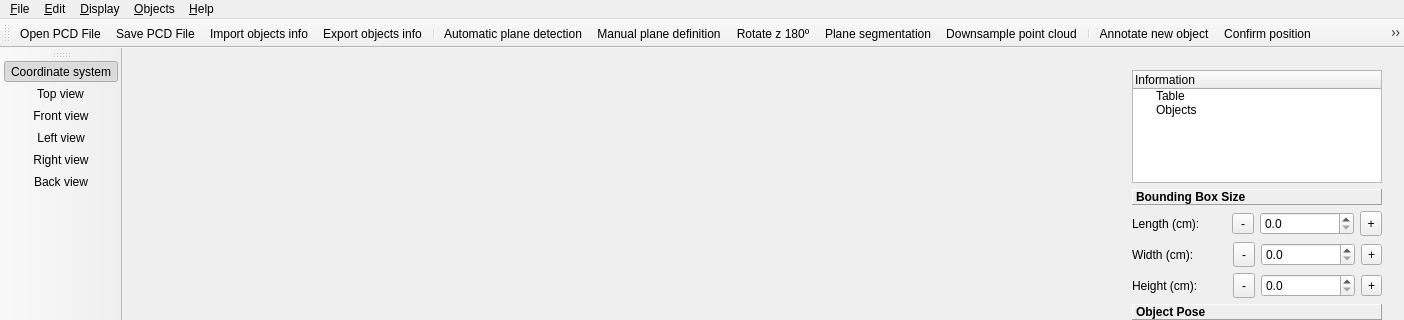
Above: src/mainwindow.ui from adria-gallart/3d_annotation_tool before the change; both pictures show x 0 to 1404 and y 0 to 320 of the 1404 by 716 pixel window. Below: the same form after it.
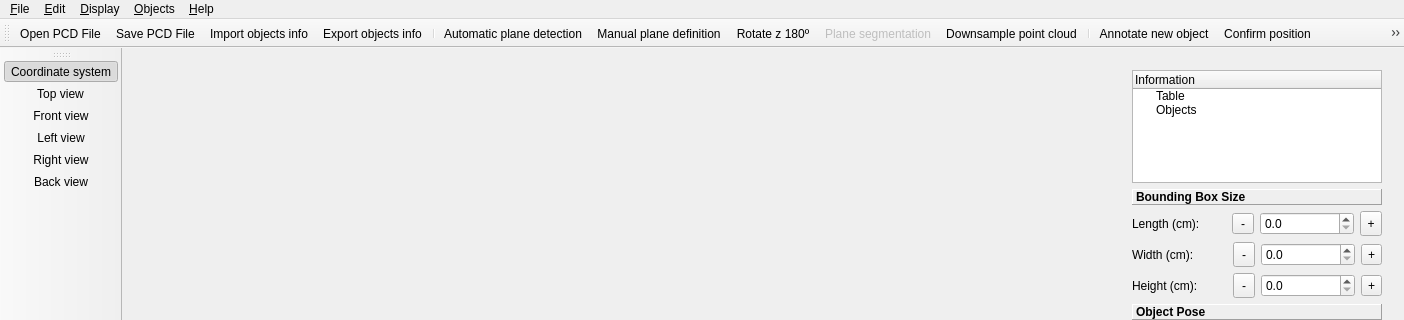
That is the form after the change. Icons and pictures are not drawn. Custom widgets are drawn as their Qt base class.

Commit message: Solved the issue for the activation of the desk segmentation action

```diff
--- a/src/mainwindow.ui
+++ b/src/mainwindow.ui
@@ -1461,7 +1461,7 @@
   </action>
   <action name="actionDesk_segmentation">
    <property name="enabled">
-    <bool>true</bool>
+    <bool>false</bool>
    </property>
    <property name="icon">
     <iconset resource="../icons/icons.qrc">
```
The commit also changes 1 other file.
